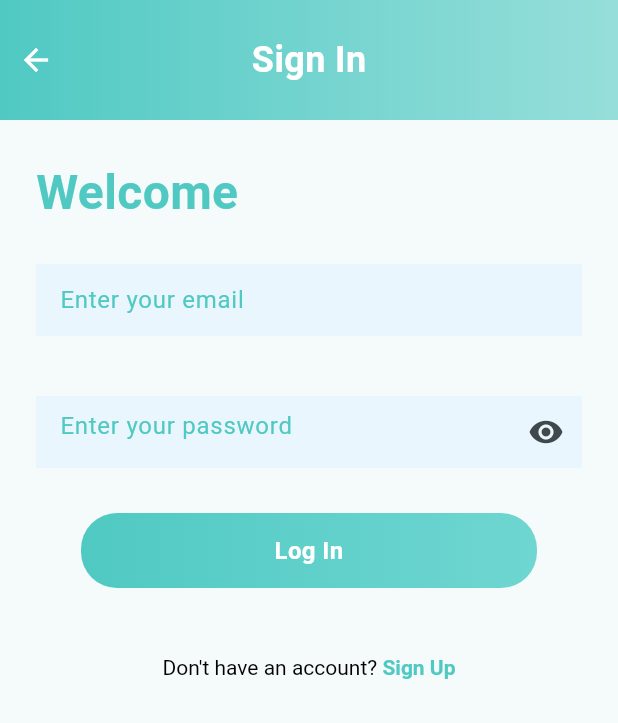
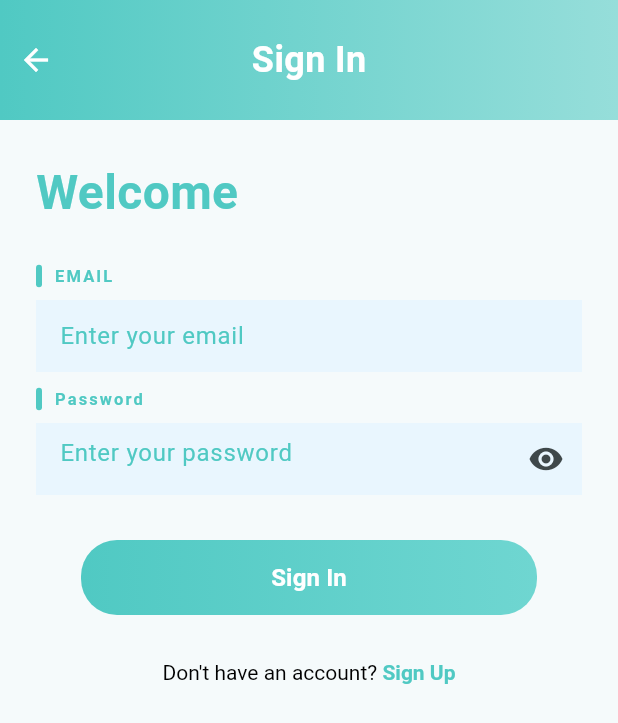
Before and after one commit to gsb-b60/OnTrain, a Flutter app: the screen it shows after launch, on a phone screen of 412 x 824 dp. Shown: the top 723 px of the screen. Run offline on Flutter 3.47's test engine with Material 3 defaults, Android fonts, the light colour scheme and no system bars; our stand-ins replace flutter_localization, supabase_flutter, table_calendar; accounts and stored records are empty.

Commit message:
feat: stateful sign-in screen with loading state and styled button

```diff
--- a/lib/controller/authControlller.dart
+++ b/lib/controller/authControlller.dart
@@ -19,12 +19,24 @@ class AuthController extends ChangeNotifier {
   UserData? get user => _user;
 
   Future<Result<void>> signIn(String email, String password) async {
+    final trimmedEmail = email.trim();
+    final trimmedPassword = password.trim();
+
+    if (trimmedEmail.isEmpty || trimmedPassword.isEmpty) {
+      error = 'Please enter both email and password';
+      state = ViewState.error;
+      notifyListeners();
+      return Result.failure(RepoError(message: error!, code: 400));
+    }
+
     if (state != ViewState.loading) {
       state = ViewState.loading;
       error = null;
       notifyListeners();
     }
-    final result = await repo.signIn(email, password);
+
+    try {
+      final result = await repo.signIn(trimmedEmail, trimmedPassword);
       if (result.isSuccess) {
         state = ViewState.success;
       } else {
@@ -33,6 +45,12 @@ class AuthController extends ChangeNotifier {
       }
       notifyListeners();
       return result;
+    } catch (e) {
+      error = e.toString();
+      state = ViewState.error;
+      notifyListeners();
+      return Result.failure(RepoError(message: error!, code: 500));
+    }
   }
 
   Future<Result<void>> signUp(
--- a/lib/feature/auth/authGate.dart
+++ b/lib/feature/auth/authGate.dart
@@ -1,7 +1,7 @@
 import 'dart:math';
 
 import 'package:flutter/material.dart';
-import 'package:ontrain/feature/auth/signIn.dart';
+import 'package:ontrain/feature/auth/signInScreen.dart';
 import 'package:ontrain/feature/book/home/homepage.dart';
 import 'package:supabase_flutter/supabase_flutter.dart';
 
--- a/lib/feature/auth/signIn.dart
+++ /dev/null
@@ -1,188 +0,0 @@
-import 'package:flutter/material.dart';
-import 'package:ontrain/UI/headerBar.dart';
-import 'package:ontrain/controller/authControlller.dart';
-import 'package:ontrain/core/constrants/app_colors.dart';
-import 'package:ontrain/core/constrants/app_size.dart';
-import 'package:ontrain/feature/auth/signUpScreen.dart';
-import 'package:ontrain/feature/book/home.dart';
-import 'package:ontrain/feature/book/home/homepage.dart';
-import 'package:ontrain/feature/auth/welcomeScreeen.dart';
-import 'package:ontrain/main.dart';
-import 'package:provider/provider.dart';
-
-class SignInScreen extends StatefulWidget {
-  const SignInScreen({super.key});
-
-  @override
-  State<SignInScreen> createState() => _SignInScreenState();
-}
-
-class _SignInScreenState extends State<SignInScreen> {
-  bool isHidden = true;
-  final emailController = TextEditingController();
-  final passwordController = TextEditingController();
-
-  void signIn() async {
-    final email = emailController.text.trim();
-    final password = passwordController.text.trim();
-
-    if (email.isEmpty || password.isEmpty) {
-      ScaffoldMessenger.of(context).showSnackBar(
-        SnackBar(content: Text('Please enter both email and password')),
-      );
-      return;
-    }
-
-    final result = await context.read<AuthController>().signIn(email, password);
-    if (!mounted) {
-      return;
-    }
-
-    if (result.isError) {
-      ScaffoldMessenger.of(
-        context,
-      ).showSnackBar(SnackBar(content: Text(result.error!.message)));
-      return;
-    } else {
-      ScaffoldMessenger.of(
-        context,
-      ).showSnackBar(SnackBar(content: Text('Đăng nhập thành công!')));
-    }
-  }
-
-  @override
-  Widget build(BuildContext context) {
-    return Scaffold(
-      body: SingleChildScrollView(
-        child: Column(
-          children: [
-            HeaderBar(title: "Sign In",enableBackButton: false,),
-            Container(
-              padding: EdgeInsets.symmetric(horizontal: 24),
-              child: Column(
-                mainAxisSize: MainAxisSize.max,
-                crossAxisAlignment: CrossAxisAlignment.start,
-
-                children: [
-                  Text(
-                    "Welcome",
-                    style: TextStyle(
-                      fontSize: AppSizes.large,
-                      fontWeight: FontWeight.bold,
-                      color: AppColors.aquaTeal,
-                      height: 3,
-                    ),
-                    textAlign: TextAlign.left,
-                  ),
-
-                  TextField(
-                    controller: emailController,
-                    decoration: InputDecoration(
-                      border: InputBorder.none,
-                      hintText: 'Enter your email',
-                      fillColor: AppColors.greyAqua,
-                      hintStyle: TextStyle(color: AppColors.aquaTeal),
-                      filled: true,
-                    ),
-                  ),
-                  SizedBox(height: 40),
-                  TextField(
-                    controller: passwordController,
-                    obscureText: isHidden,
-                    decoration: InputDecoration(
-                      border: InputBorder.none,
-                      hintText: 'Enter your password',
-                      fillColor: AppColors.greyAqua,
-                      hintStyle: TextStyle(color: AppColors.aquaTeal),
-                      filled: true,
-                      suffixIcon: GestureDetector(
-                        onTapDown: (_) {
-                          setState(() {
-                            isHidden = false;
-                          });
-                        },
-                        onTapUp: (_) {
-                          setState(() {
-                            isHidden = true;
-                          });
-                        },
-                        onTapCancel: () {
-                          setState(() {
-                            isHidden = true;
-                          });
-                        },
-                        child: Icon(Icons.visibility),
-                      ),
-                    ),
-                  ),
-                  Column(
-                    children: [
-                      GestureDetector(
-                        onTap: () => {signIn()},
-                        child: Container(
-                          margin: EdgeInsets.symmetric(
-                            vertical: 30.0,
-                            horizontal: 30,
-                          ),
-                          height: 50,
-                          width: double.infinity,
-                          decoration: BoxDecoration(
-                            gradient: AppGradients.focus,
-                            borderRadius: BorderRadius.circular(24),
-                          ),
-                          child: Center(
-                            child: Text(
-                              "Log In",
-                              style: TextStyle(
-                                fontSize: AppSizes.medium,
-                                fontWeight: FontWeight.bold,
-                                color: AppColors.light,
-                              ),
-                              textAlign: TextAlign.center,
-                            ),
-                          ),
-                        ),
-                      ),
-                      SizedBox(height: 15),
-                      Row(
-                        crossAxisAlignment: CrossAxisAlignment.center,
-                        mainAxisAlignment: MainAxisAlignment.center,
-                        children: [
-                          GestureDetector(
-                            child: RichText(
-                              text: TextSpan(
-                                text: "Don't have an account? ",
-                                style: TextStyle(color: AppColors.black),
-                                children: [
-                                  TextSpan(
-                                    text: "Sign Up",
-                                    style: TextStyle(
-                                      color: AppColors.aquaTeal,
-                                      fontWeight: FontWeight.bold,
-                                    ),
-                                  ),
-                                ],
-                              ),
-                            ),
-                            onTap: () => {
-                              Navigator.push(
-                                context,
-                                MaterialPageRoute(
-                                  builder: (context) => SignupScreen(),
-                                ),
-                              ),
-                            },
-                          ),
-                        ],
-                      ),
-                    ],
-                  ),
-                ],
-              ),
-            ),
-          ],
-        ),
-      ),
-    );
-  }
-}
--- /dev/null
+++ b/lib/feature/auth/signInScreen.dart
@@ -0,0 +1,262 @@
+import 'package:flutter/material.dart';
+import 'package:ontrain/UI/headerBar.dart';
+import 'package:ontrain/controller/authControlller.dart';
+import 'package:ontrain/core/constrants/app_colors.dart';
+import 'package:ontrain/core/constrants/app_size.dart';
+import 'package:ontrain/feature/auth/signUpScreen.dart';
+import 'package:ontrain/model/stateEnum.dart';
+import 'package:provider/provider.dart';
+
+class SignInScreen extends StatefulWidget {
+  const SignInScreen({super.key});
+
+  @override
+  State<SignInScreen> createState() => _SignInScreenState();
+}
+
+class _SignInScreenState extends State<SignInScreen> {
+  bool isHidden = true;
+  final emailController = TextEditingController();
+  final passwordController = TextEditingController();
+
+  void signIn() async {
+    final authController = context.read<AuthController>();
+    final result = await authController.signIn(
+      emailController.text,
+      passwordController.text,
+    );
+    if (!mounted) {
+      return;
+    }
+
+    if (result.isError) {
+      ScaffoldMessenger.of(context).showSnackBar(
+        SnackBar(
+          content: Text(
+            authController.error ?? result.error?.message ?? 'Sign in failed',
+          ),
+        ),
+      );
+    } else {
+      ScaffoldMessenger.of(
+        context,
+      ).showSnackBar(SnackBar(content: Text('Đăng nhập thành công!')));
+    }
+  }
+
+  @override
+  Widget build(BuildContext context) {
+    final auth = context.watch<AuthController>();
+    return Scaffold(
+      body: SingleChildScrollView(
+        child: Column(
+          children: [
+            HeaderBar(title: "Sign In", enableBackButton: false),
+            Container(
+              padding: EdgeInsets.symmetric(horizontal: 24),
+              child: Column(
+                mainAxisSize: MainAxisSize.max,
+                crossAxisAlignment: CrossAxisAlignment.start,
+
+                children: [
+                  Text(
+                    "Welcome",
+                    style: TextStyle(
+                      fontSize: AppSizes.large,
+                      fontWeight: FontWeight.bold,
+                      color: AppColors.aquaTeal,
+                      height: 3,
+                    ),
+                    textAlign: TextAlign.left,
+                  ),
+
+                  Column(
+                    crossAxisAlignment: CrossAxisAlignment.start,
+                    children: [
+                      Row(
+                        children: [
+                          Container(
+                            width: 4,
+                            height: 15,
+                            decoration: BoxDecoration(
+                              color: AppColors.aquaTeal,
+                              borderRadius: BorderRadius.circular(4),
+                            ),
+                          ),
+                          const SizedBox(width: 8),
+                          Text(
+                            'EMAIL',
+                            style: TextStyle(
+                              fontSize: 11,
+                              fontWeight: FontWeight.w700,
+                              letterSpacing: 1.4,
+                              color: AppColors.aquaTeal,
+                            ),
+                          ),
+                        ],
+                      ),
+                      const SizedBox(height: 8),
+                      TextField(
+                        controller: emailController,
+                        decoration: InputDecoration(
+                          border: InputBorder.none,
+                          hintText: 'Enter your email',
+                          hintStyle: TextStyle(color: AppColors.aquaTeal),
+                          fillColor: AppColors.greyAqua,
+                          filled: true,
+                        ),
+                      ),
+                    ],
+                  ),
+                  SizedBox(height: 10),
+                  Column(
+                    crossAxisAlignment: CrossAxisAlignment.start,
+                    children: [
+                      Row(
+                        children: [
+                          Container(
+                            width: 4,
+                            height: 15,
+                            decoration: BoxDecoration(
+                              color: AppColors.aquaTeal,
+                              borderRadius: BorderRadius.circular(4),
+                            ),
+                          ),
+                          const SizedBox(width: 8),
+                          Text(
+                            'Password',
+                            style: TextStyle(
+                              fontSize: 11,
+                              fontWeight: FontWeight.w700,
+                              letterSpacing: 1.4,
+                              color: AppColors.aquaTeal,
+                            ),
+                          ),
+                        ],
+                      ),
+                      const SizedBox(height: 8),
+                      TextField(
+                        controller: passwordController,
+                        obscureText: isHidden,
+                        decoration: InputDecoration(
+                          border: InputBorder.none,
+                          hintText: 'Enter your password',
+                          fillColor: AppColors.greyAqua,
+                          hintStyle: TextStyle(color: AppColors.aquaTeal),
+                          filled: true,
+                          suffixIcon: GestureDetector(
+                            onTapDown: (_) {
+                              setState(() {
+                                isHidden = false;
+                              });
+                            },
+                            onTapUp: (_) {
+                              setState(() {
+                                isHidden = true;
+                              });
+                            },
+                            onTapCancel: () {
+                              setState(() {
+                                isHidden = true;
+                              });
+                            },
+                            child: Icon(Icons.visibility),
+                          ),
+                        ),
+                      ),
+                    ],
+                  ),
+
+                  Column(
+                    children: [
+                      Container(
+                        margin: EdgeInsets.symmetric(
+                          vertical: 30.0,
+                          horizontal: 30,
+                        ),
+                        height: 50,
+                        width: double.infinity,
+                        decoration: BoxDecoration(
+                          gradient: AppGradients.focus,
+                          borderRadius: BorderRadius.circular(24),
+                        ),
+                        child: ElevatedButton(
+                          onPressed: () {
+                            if (auth.state != ViewState.loading) {
+                              signIn();
+                            }
+                          },
+                          style: ElevatedButton.styleFrom(
+                            backgroundColor: Colors.transparent,
+                            shadowColor: Colors.transparent,
+                            padding: EdgeInsets.zero,
+                            shape: RoundedRectangleBorder(
+                              borderRadius: BorderRadius.circular(24),
+                            ),
+                          ),
+                          child: AnimatedSwitcher(
+                            duration: const Duration(milliseconds: 200),
+                            child: auth.state == ViewState.loading
+                                ? const SizedBox(
+                                    key: ValueKey('loading'),
+                                    width: 22,
+                                    height: 22,
+                                    child: CircularProgressIndicator(
+                                      strokeWidth: 2.5,
+                                      color: AppColors.light,
+                                    ),
+                                  )
+                                : Text(
+                                    'Sign In',
+                                    key: const ValueKey('signin'),
+                                    style: TextStyle(
+                                      fontSize: AppSizes.medium,
+                                      fontWeight: FontWeight.bold,
+                                      color: AppColors.light,
+                                    ),
+                                  ),
+                          ),
+                        ),
+                      ),
+                      Row(
+                        crossAxisAlignment: CrossAxisAlignment.center,
+                        mainAxisAlignment: MainAxisAlignment.center,
+                        children: [
+                          GestureDetector(
+                            child: RichText(
+                              text: TextSpan(
+                                text: "Don't have an account? ",
+                                style: TextStyle(color: AppColors.black),
+                                children: [
+                                  TextSpan(
+                                    text: "Sign Up",
+                                    style: TextStyle(
+                                      color: AppColors.aquaTeal,
+                                      fontWeight: FontWeight.bold,
+                                    ),
+                                  ),
+                                ],
+                              ),
+                            ),
+                            onTap: () => {
+                              Navigator.push(
+                                context,
+                                MaterialPageRoute(
+                                  builder: (context) => SignupScreen(),
+                                ),
+                              ),
+                            },
+                          ),
+                        ],
+                      ),
+                    ],
+                  ),
+                ],
+              ),
+            ),
+          ],
+        ),
+      ),
+    );
+  }
+}
--- a/lib/feature/auth/welcomeScreeen.dart
+++ b/lib/feature/auth/welcomeScreeen.dart
@@ -1,7 +1,7 @@
 import 'package:flutter/material.dart';
 import 'package:ontrain/core/constrants/app_colors.dart';
 import 'package:ontrain/core/constrants/app_size.dart';
-import 'package:ontrain/feature/auth/signIn.dart';
+import 'package:ontrain/feature/auth/signInScreen.dart';
 import 'package:ontrain/feature/auth/signUpScreen.dart';
 
 class WelcomeScreen extends StatelessWidget {
```
Lines whose indentation alone changed are shown as unchanged.
